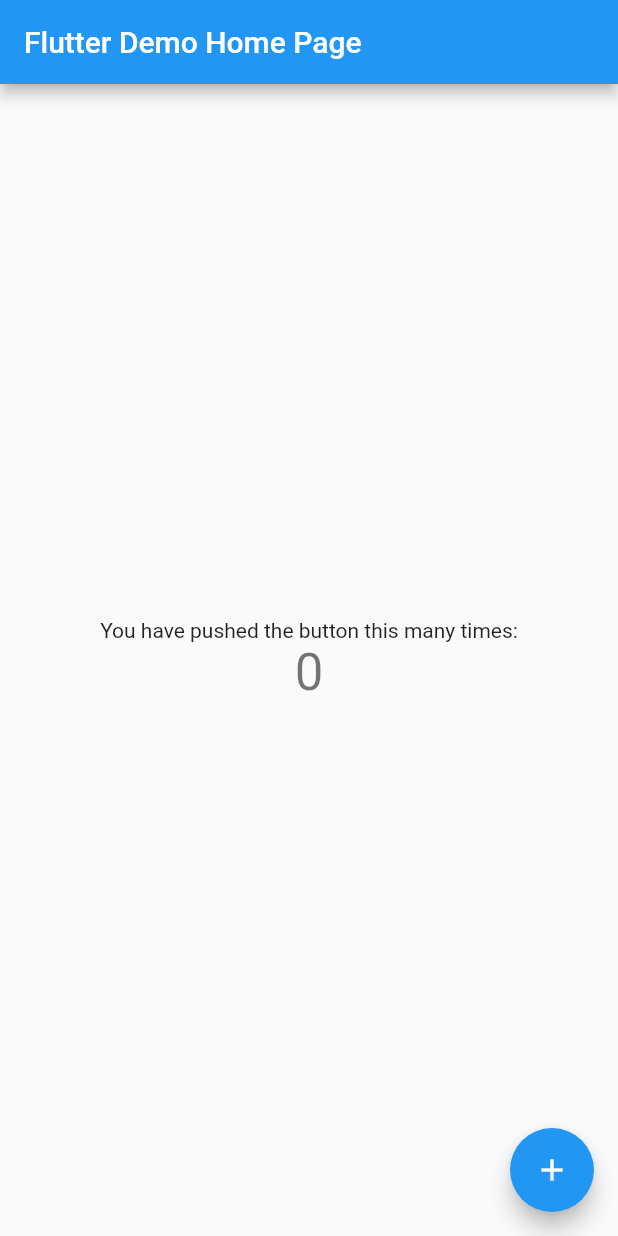
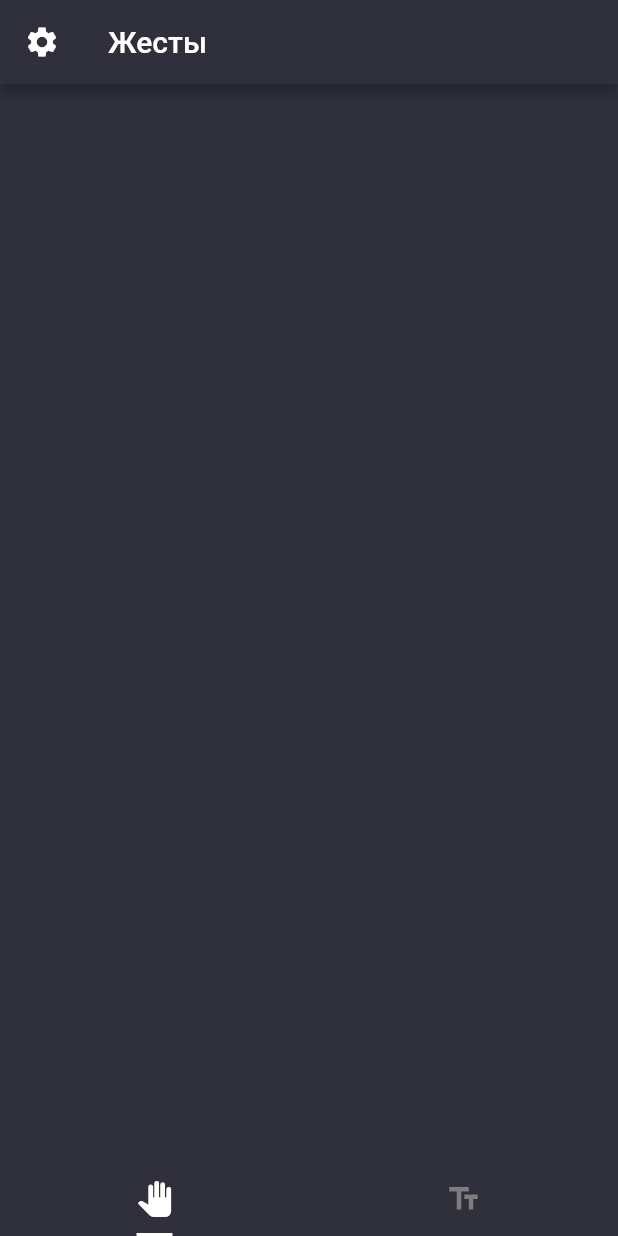
Before and after one commit to kolaqsq/RobotArm, a Flutter app: the screen it shows after launch, on a phone screen of 412 x 824 dp. Run offline on Flutter 3.47's test engine with Material 2 defaults, Android fonts, the phone set to English and light mode, and no system bars.

Commit message:
Added main menu to application

```diff
--- a/lib/main.dart
+++ b/lib/main.dart
@@ -1,111 +1,125 @@
 import 'package:flutter/material.dart';
 
-void main() => runApp(MyApp());
+class BottomTabBar extends StatefulWidget {
+  const BottomTabBar({Key key}) : super(key: key);
 
-class MyApp extends StatelessWidget {
-  // This widget is the root of your application.
+  @override
+  State<StatefulWidget> createState() => _BottomTabBarState();
+}
+
+class _BottomTabBarState extends State<BottomTabBar>
+    with SingleTickerProviderStateMixin {
+  TabController _tabController;
+
+  static final _kTabPages = <Widget>[
+    new GesturesMain(),
+    new LettersMain(),
+  ];
+  static const _kTabs = <Tab>[
+    Tab(
+      icon: Icon(
+        Icons.pan_tool,
+      ),
+    ),
+    Tab(
+      icon: Icon(
+        Icons.text_fields,
+      ),
+    ),
+  ];
+
+  @override
+  void initState() {
+    super.initState();
+    _tabController = TabController(
+      length: _kTabPages.length,
+      vsync: this,
+    );
+  }
+
+  @override
+  void dispose() {
+    _tabController.dispose();
+    super.dispose();
+  }
+
   @override
   Widget build(BuildContext context) {
-    return MaterialApp(
-      title: 'Flutter Demo',
-      theme: ThemeData(
-        // This is the theme of your application.
-        //
-        // Try running your application with "flutter run". You'll see the
-        // application has a blue toolbar. Then, without quitting the app, try
-        // changing the primarySwatch below to Colors.green and then invoke
-        // "hot reload" (press "r" in the console where you ran "flutter run",
-        // or simply save your changes to "hot reload" in a Flutter IDE).
-        // Notice that the counter didn't reset back to zero; the application
-        // is not restarted.
-        primarySwatch: Colors.blue,
+    return Scaffold(
+      appBar: null,
+      body: TabBarView(
+        children: _kTabPages,
+        controller: _tabController,
       ),
-      home: MyHomePage(title: 'Flutter Demo Home Page'),
+      bottomNavigationBar: Material(
+        color: PrimaryColor,
+        child: TabBar(
+          tabs: _kTabs,
+          controller: _tabController,
+        ),
+      ),
     );
   }
 }
 
-class MyHomePage extends StatefulWidget {
-  MyHomePage({Key key, this.title}) : super(key: key);
-
-  // This widget is the home page of your application. It is stateful, meaning
-  // that it has a State object (defined below) that contains fields that affect
-  // how it looks.
-
-  // This class is the configuration for the state. It holds the values (in this
-  // case the title) provided by the parent (in this case the App widget) and
-  // used by the build method of the State. Fields in a Widget subclass are
-  // always marked "final".
-
-  final String title;
-
-  @override
-  _MyHomePageState createState() => _MyHomePageState();
-}
-
-class _MyHomePageState extends State<MyHomePage> {
-  int _counter = 0;
-
-  void _incrementCounter() {
-    setState(() {
-      // This call to setState tells the Flutter framework that something has
-      // changed in this State, which causes it to rerun the build method below
-      // so that the display can reflect the updated values. If we changed
-      // _counter without calling setState(), then the build method would not be
-      // called again, and so nothing would appear to happen.
-      _counter++;
-    });
-  }
+class GesturesMain extends StatelessWidget {
+  GesturesMain();
 
   @override
   Widget build(BuildContext context) {
-    // This method is rerun every time setState is called, for instance as done
-    // by the _incrementCounter method above.
-    //
-    // The Flutter framework has been optimized to make rerunning build methods
-    // fast, so that you can just rebuild anything that needs updating rather
-    // than having to individually change instances of widgets.
-    return Scaffold(
-      appBar: AppBar(
-        // Here we take the value from the MyHomePage object that was created by
-        // the App.build method, and use it to set our appbar title.
-        title: Text(widget.title),
+    // TODO: implement build
+    return new Scaffold(
+      appBar: new AppBar(
+        automaticallyImplyLeading: false,
+        title: new Text('Жесты'),
+        leading: IconButton(
+          icon: Icon(
+            Icons.settings,
+            color: TextColor,
+          ),
+          onPressed: null,
+        ),
+        backgroundColor: PrimaryColor,
       ),
-      body: Center(
-        // Center is a layout widget. It takes a single child and positions it
-        // in the middle of the parent.
-        child: Column(
-          // Column is also a layout widget. It takes a list of children and
-          // arranges them vertically. By default, it sizes itself to fit its
-          // children horizontally, and tries to be as tall as its parent.
-          //
-          // Invoke "debug painting" (press "p" in the console, choose the
-          // "Toggle Debug Paint" action from the Flutter Inspector in Android
-          // Studio, or the "Toggle Debug Paint" command in Visual Studio Code)
-          // to see the wireframe for each widget.
-          //
-          // Column has various properties to control how it sizes itself and
-          // how it positions its children. Here we use mainAxisAlignment to
-          // center the children vertically; the main axis here is the vertical
-          // axis because Columns are vertical (the cross axis would be
-          // horizontal).
-          mainAxisAlignment: MainAxisAlignment.center,
-          children: <Widget>[
-            Text(
-              'You have pushed the button this many times:',
-            ),
-            Text(
-              '$_counter',
-              style: Theme.of(context).textTheme.display1,
-            ),
-          ],
-        ),
-      ),
-      floatingActionButton: FloatingActionButton(
-        onPressed: _incrementCounter,
-        tooltip: 'Increment',
-        child: Icon(Icons.add),
-      ), // This trailing comma makes auto-formatting nicer for build methods.
+      backgroundColor: PrimaryColor,
     );
   }
 }
+
+class LettersMain extends StatelessWidget {
+  LettersMain();
+
+  @override
+  Widget build(BuildContext context) {
+    // TODO: implement build
+    return new Scaffold(
+      appBar: new AppBar(
+        title: new Text('Буквы'),
+        backgroundColor: PrimaryColor,
+      ),
+      backgroundColor: PrimaryColor,
+    );
+  }
+}
+
+const PrimaryColor = Color(0xFF2F303B);
+const SecondaryColor = Color(0xFFC4C4C4);
+const TextColor = Color(0xFFFFFFFF);
+const AccentColor = Color(0xFF7E7E7E);
+
+void main() => runApp(new MaterialApp(
+      debugShowCheckedModeBanner: false,
+      home: new BottomTabBar(),
+      theme: new ThemeData(
+        primaryColor: PrimaryColor,
+        accentColor: TextColor,
+        backgroundColor: PrimaryColor,
+        scaffoldBackgroundColor: PrimaryColor,
+        applyElevationOverlayColor: false,
+        tabBarTheme: new TabBarTheme(
+          labelColor: TextColor,
+          unselectedLabelColor: AccentColor,
+          indicatorSize: TabBarIndicatorSize.label,
+        ),
+      ),
+    ));
```
Also changed, not shown: 1 other file.
